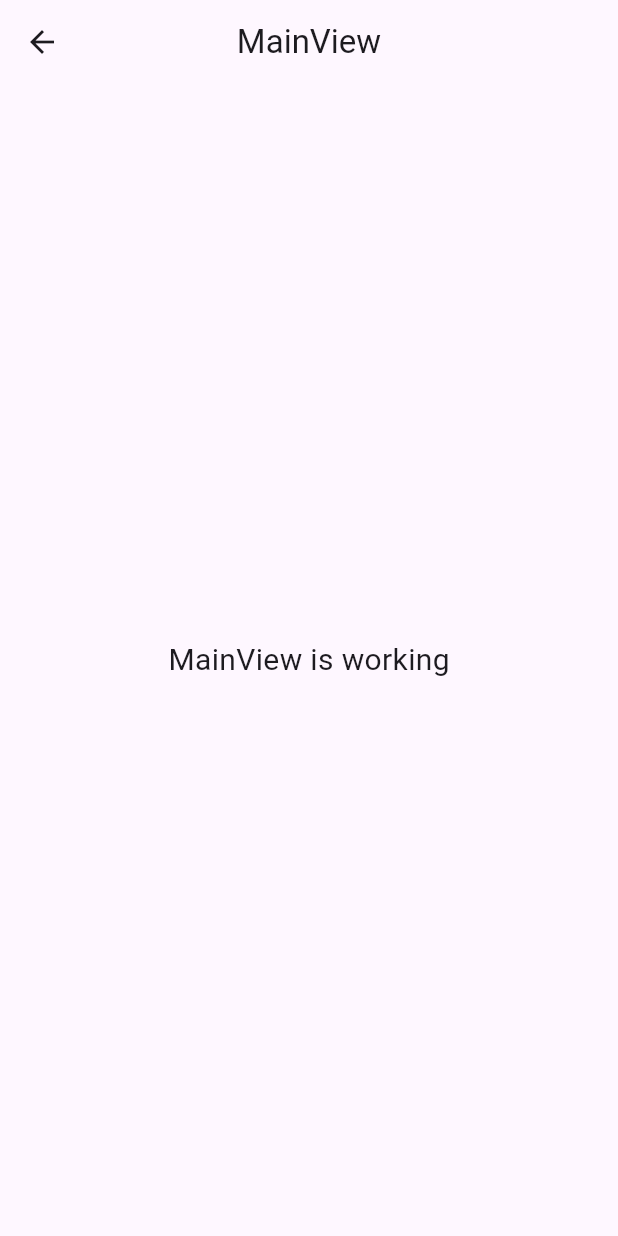
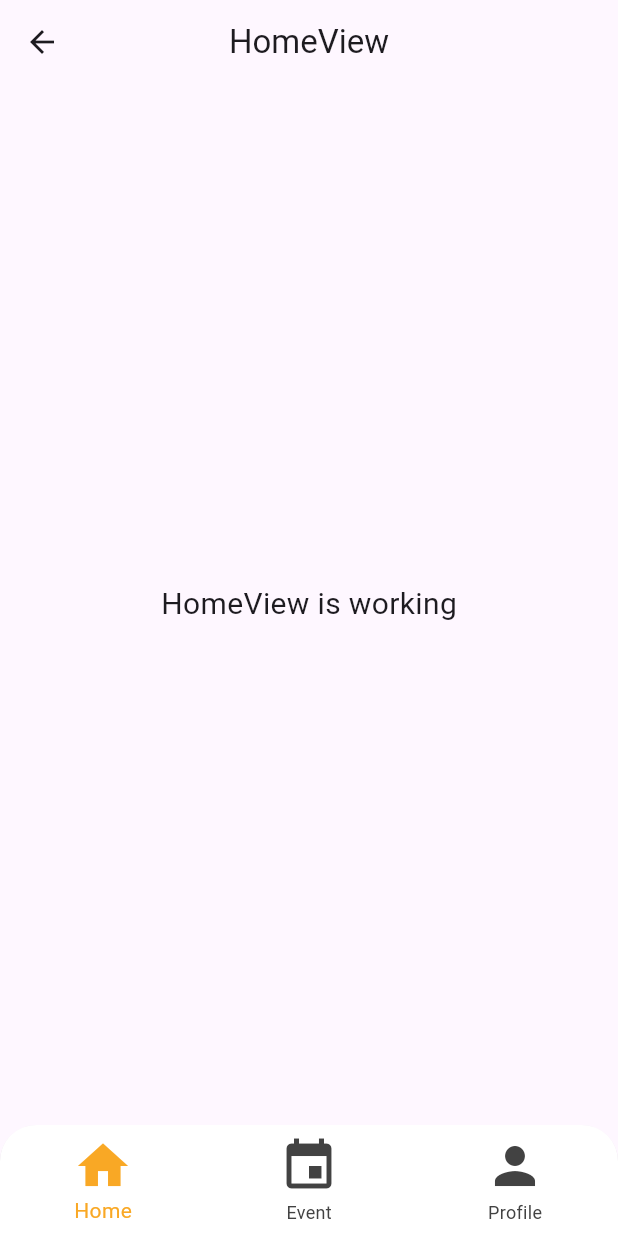
Before and after one commit to Informatika-C/Tvent-Mobile, a Flutter app: the MainView screen opened by its route, on a phone screen of 412 x 824 dp. Run offline on Flutter 3.47's test engine with Material 3 defaults, Android fonts, the phone set to English and light mode, and no system bars; our stand-ins replace get.

```diff
--- a/lib/app/modules/main/controllers/main_controller.dart
+++ b/lib/app/modules/main/controllers/main_controller.dart
@@ -1,9 +1,28 @@
+import 'package:flutter/material.dart';
 import 'package:get/get.dart';
+import 'package:tvent/app/routes/app_nav.dart';
 
 class MainController extends GetxController {
-  //TODO: Implement MainController
+  final pageController = PageController().obs;
+  final selctedIndex = 0.obs;
 
-  final count = 0.obs;
+  final widgetOption = NavPages.route;
+  final navBar = NavPages.navBar;
+
+  final borderRadius = const BorderRadius.only(
+    topRight: Radius.circular(24),
+    topLeft: Radius.circular(24),
+  );
+  final iconSize = 40.0;
+  final backgroundColor = Colors.white;
+  final selectedItemColor = Colors.yellow[800];
+  final unselectedItemColor = Colors.grey[800];
+
+  void onItemTapped(int index) {
+    pageController.value.jumpToPage(index);
+    selctedIndex.value = index;
+  }
+
   @override
   void onInit() {
     super.onInit();
@@ -18,6 +37,4 @@ class MainController extends GetxController {
   void onClose() {
     super.onClose();
   }
-
-  void increment() => count.value++;
 }
--- a/lib/app/modules/main/views/main_view.dart
+++ b/lib/app/modules/main/views/main_view.dart
@@ -5,20 +5,40 @@ import 'package:get/get.dart';
 import '../controllers/main_controller.dart';
 
 class MainView extends GetView<MainController> {
-  const MainView({Key? key}) : super(key: key);
+  const MainView({super.key});
   @override
   Widget build(BuildContext context) {
     return Scaffold(
-      appBar: AppBar(
-        title: const Text('MainView'),
-        centerTitle: true,
+      // body: Obx(() => controller.widgetOption.elementAt(controller.selctedIndex.value)),
+      body: createPageView(controller),
+      bottomNavigationBar: createBottombar(controller),
+    );
+  }
+}
+
+Obx createPageView(MainController controller) {
+    return Obx(() =>
+      PageView(
+        controller: controller.pageController.value,
+        onPageChanged: controller.onItemTapped,
+        children: controller.widgetOption,
       ),
-      body: const Center(
-        child: Text(
-          'MainView is working',
-          style: TextStyle(fontSize: 20),
+    );
+  }
+
+Obx createBottombar(MainController controller) {
+    return Obx(() =>
+      ClipRRect(
+        borderRadius: controller.borderRadius,
+        child: BottomNavigationBar(
+          backgroundColor: controller.backgroundColor,
+          items: controller.navBar,
+          iconSize: controller.iconSize,
+          selectedItemColor: controller.selectedItemColor,
+          unselectedItemColor: controller.unselectedItemColor,
+          currentIndex: controller.selctedIndex.value,
+          onTap: controller.onItemTapped,
         ),
       ),
     );
   }
-}
--- /dev/null
+++ b/lib/app/routes/app_nav.dart
@@ -0,0 +1,29 @@
+import 'package:flutter/material.dart';
+import 'package:tvent/app/modules/event/views/event_view.dart';
+import 'package:tvent/app/modules/home/views/home_view.dart';
+import 'package:tvent/app/modules/profile/views/profile_view.dart';
+
+class NavPages {
+  NavPages._();
+
+  static final route = <Widget>[
+    const HomeView(),
+    const EventView(),
+    const ProfileView(),
+  ];
+
+  static final navBar = <BottomNavigationBarItem>[
+    const BottomNavigationBarItem(
+      icon: Icon(Icons.home),
+      label: 'Home',
+    ),
+    const BottomNavigationBarItem(
+      icon: Icon(Icons.event),
+      label: 'Event',
+    ),
+    const BottomNavigationBarItem(
+      icon: Icon(Icons.person),
+      label: 'Profile',
+    ),
+  ];
+}
--- a/lib/main.dart
+++ b/lib/main.dart
@@ -7,6 +7,7 @@ import 'app/routes/app_pages.dart';
 void main() {
   runApp(
     GetMaterialApp(
+      debugShowCheckedModeBanner: false,
       title: "Application",
       initialRoute: AppPages.INITIAL,
       getPages: AppPages.routes,
--- a/pubspec.yaml
+++ b/pubspec.yaml
@@ -11,7 +11,6 @@ dependencies:
   flutter:
     sdk: flutter
   get: 4.6.6
-  http: ^1.1.2
   shared_preferences: ^2.2.2
 
 dev_dependencies:
```
Also changed, not shown: lib/app/routes/app_pages.dart (+2 -26 lines), lib/app/routes/app_routes.dart (+1 -9 lines), pubspec.lock.
